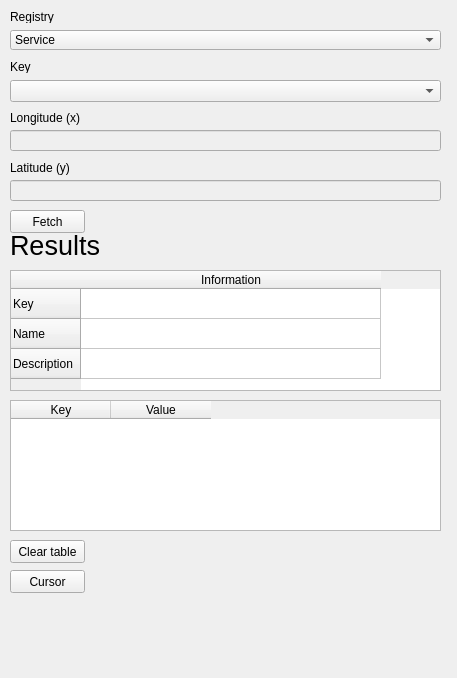
Above: GeoContextQGISPlugin_dockwidget_base.ui from kartoza/GeoContextQGISPlugin before the change. Below: the same form after it.
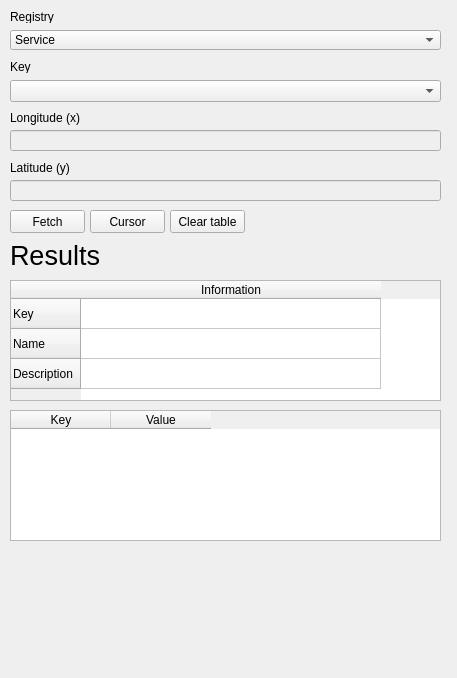
That is the form after the change. Custom widgets are drawn as their Qt base class.

Commit message: fetch button. collection option works with process tool. improvements to code

```diff
--- a/GeoContextQGISPlugin_dockwidget_base.ui
+++ b/GeoContextQGISPlugin_dockwidget_base.ui
@@ -146,7 +146,7 @@
     <property name="geometry">
      <rect>
       <x>10</x>
-      <y>270</y>
+      <y>280</y>
       <width>431</width>
       <height>121</height>
      </rect>
@@ -182,7 +182,7 @@
     <property name="geometry">
      <rect>
       <x>10</x>
-      <y>400</y>
+      <y>410</y>
       <width>431</width>
       <height>131</height>
      </rect>
@@ -202,7 +202,7 @@
     <property name="geometry">
      <rect>
       <x>10</x>
-      <y>230</y>
+      <y>240</y>
       <width>91</width>
       <height>31</height>
      </rect>
@@ -219,8 +219,8 @@
    <widget class="QPushButton" name="btnClear">
     <property name="geometry">
      <rect>
-      <x>10</x>
-      <y>540</y>
+      <x>170</x>
+      <y>210</y>
       <width>75</width>
       <height>23</height>
      </rect>
@@ -232,8 +232,8 @@
    <widget class="QPushButton" name="btnCursor">
     <property name="geometry">
      <rect>
-      <x>10</x>
-      <y>570</y>
+      <x>90</x>
+      <y>210</y>
       <width>75</width>
       <height>23</height>
      </rect>
```
The commit also changes 4 other files.
